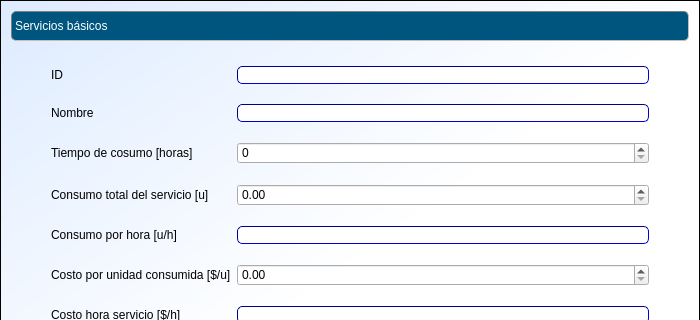
Old version of the form cosmec/formularioservicios.ui in the repository Exxu/cosmec-si; both pictures show x 0 to 700 and y 0 to 320 of the 700 by 500 pixel window.
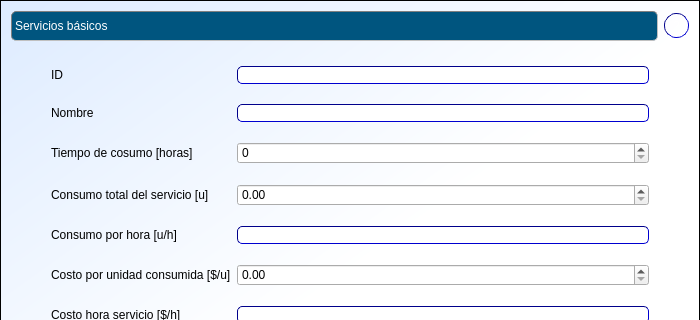
New version of the form.

Commit message: botones de ayuda. connects hasta cargos. ayuda maq completa

What changed in the file:
```diff
--- a/cosmec/formularioservicios.ui
+++ b/cosmec/formularioservicios.ui
@@ -40,6 +40,11 @@
 font: 11pt &quot;Arial&quot;;
 background: transparent;
 }
+QPushButton#pushButton_3{ /*ayuda*/
+  border: 1px inset darkblue;
+  border-radius:12px;
+ font: bold 12pt &quot;Calibri&quot;;
+}
 .QPushButton {
 background: qlineargradient(
   x1:0, y1:0, x2:0, y2:1,
@@ -59,6 +64,8 @@
   </property>
   <layout class="QVBoxLayout" name="verticalLayout">
    <item>
+    <layout class="QHBoxLayout" name="horizontalLayout_4">
+     <item>
     <widget class="QLabel" name="label">
      <property name="minimumSize">
       <size>
@@ -70,6 +77,27 @@
       <string>Servicios básicos</string>
      </property>
     </widget>
+     </item>
+     <item>
+      <widget class="QPushButton" name="pushButton_3">
+       <property name="minimumSize">
+        <size>
+         <width>25</width>
+         <height>25</height>
+        </size>
+       </property>
+       <property name="maximumSize">
+        <size>
+         <width>25</width>
+         <height>25</height>
+        </size>
+       </property>
+       <property name="text">
+        <string>?</string>
+       </property>
+      </widget>
+     </item>
+    </layout>
    </item>
    <item>
     <spacer name="verticalSpacer_2">
```
Lines whose indentation alone changed are shown as unchanged. The commit also changes 30 other files.
